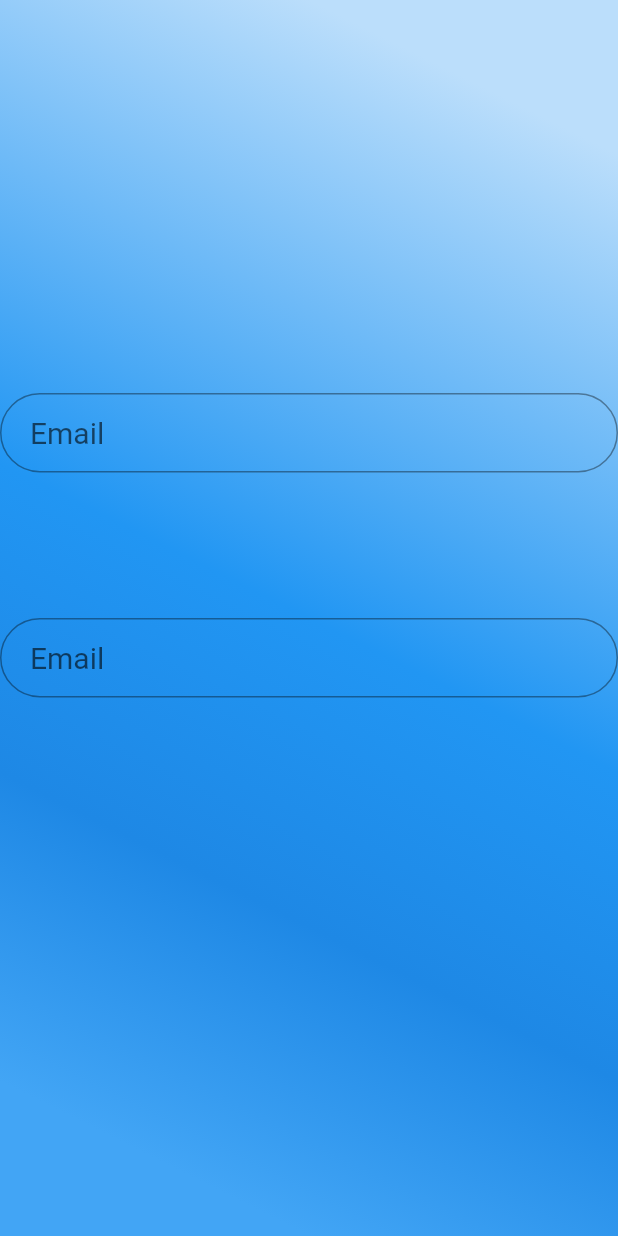
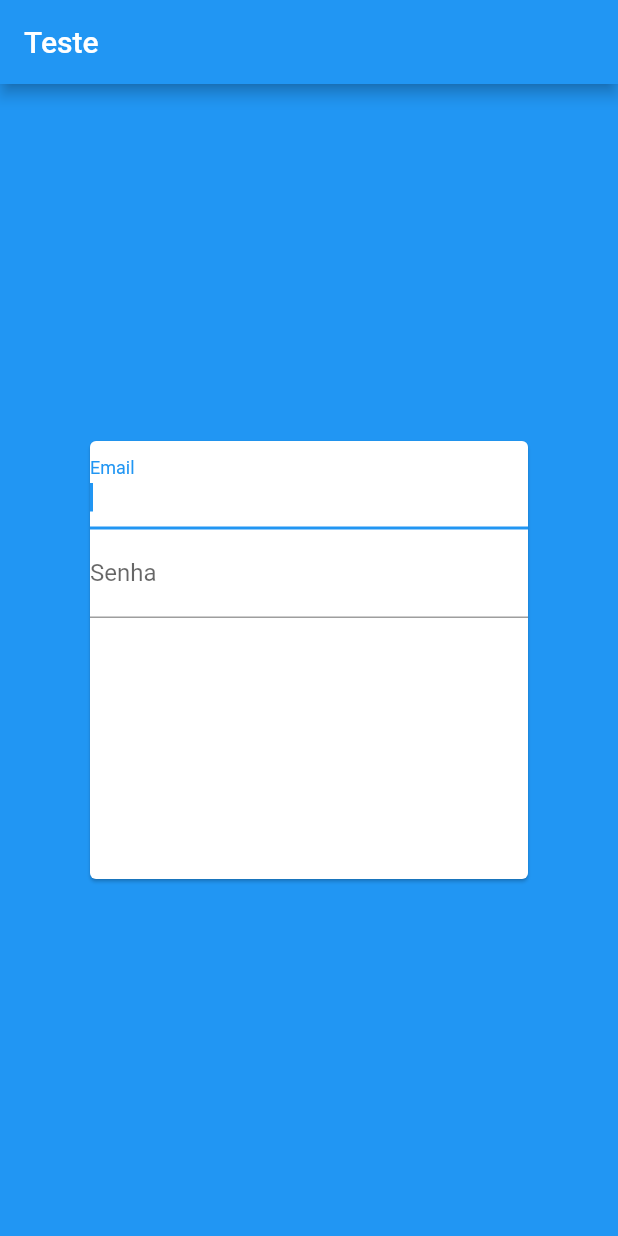
Before and after one commit to diogerafael/algafood, a Flutter app: the screen it shows after launch, on a phone screen of 412 x 824 dp. Run offline on Flutter 3.47's test engine with Material 2 defaults, Android fonts, the phone set to English and light mode, and no system bars; Roboto replaces fonts that are missing (Montserrat).

Commit message:
Criaç;ao do box para edit

```diff
--- a/lib/main.dart
+++ b/lib/main.dart
@@ -11,54 +11,50 @@ class Login extends StatelessWidget{
   Widget build(BuildContext context) {
 
     final emailField = TextField(
-      obscureText: true,
+      obscureText: false,
       style: style,
       decoration: InputDecoration(
           contentPadding: EdgeInsets.fromLTRB(20.0, 15.0, 20.0, 15.0),
           hintText: "Email",
           border:
-          OutlineInputBorder(borderRadius: BorderRadius.circular(32.0))),
+          OutlineInputBorder(borderRadius: BorderRadius.circular(30.0))),
+    );
+
+    final passField = TextField(
+      obscureText: true,
+      style: style,
+      decoration: InputDecoration(
+          contentPadding: EdgeInsets.fromLTRB(20.0, 15.0, 20.0, 15.0),
+          hintText: "Senha",
+          border:
+          OutlineInputBorder(borderSide: BorderSide(width: 16.0, color: Colors.lightBlue.shade50))),
     );
 
 
     return new Scaffold(
       backgroundColor: Colors.blue,
-      body: Container(
-        child: Center(
-          child: Container(
-            child: Column(
-              crossAxisAlignment: CrossAxisAlignment.center,
-              mainAxisAlignment: MainAxisAlignment.center,
-              children: <Widget>[
-                SizedBox(
-                  height: 150,
-                  child: emailField,
-                ),
-              SizedBox(
-                height: 150,
-                child: emailField,)
-              ],
+      appBar: AppBar(
+        title: Text("Teste",textAlign: TextAlign.center,),
+      ),
+      body: Center(
+        child: SizedBox(
+          width: 300.0,
+          height: 300.0,
+            child:  Card(
+              child:Column(
+                children: <Widget>[
+                  TextField(autofocus: true,
+                  decoration: InputDecoration(
+                    labelText: 'Email'
+                  ),),
+              TextField(autofocus: true,
+              decoration: InputDecoration(
+                  labelText: 'Senha'
+              ),)
+                ],
+              ),
             )
-          ),
-        ),
-        // Add box decoration
-        decoration: BoxDecoration(
-          // Box decoration takes a gradient
-          gradient: LinearGradient(
-            // Where the linear gradient begins and ends
-            begin: Alignment.topRight,
-            end: Alignment.bottomLeft,
-            // Add one stop for each color. Stops should increase from 0 to 1
-            stops: [0.1, 0.5, 0.7, 0.9],
-            colors: [
-              // Colors are easy thanks to Flutter's Colors class.
-              Colors.blue[100],
-              Colors.blue[500],
-              Colors.blue[600],
-              Colors.blue[400],
-            ],
-          ),
-        ),
+        )
       ),
     );
   }
```
